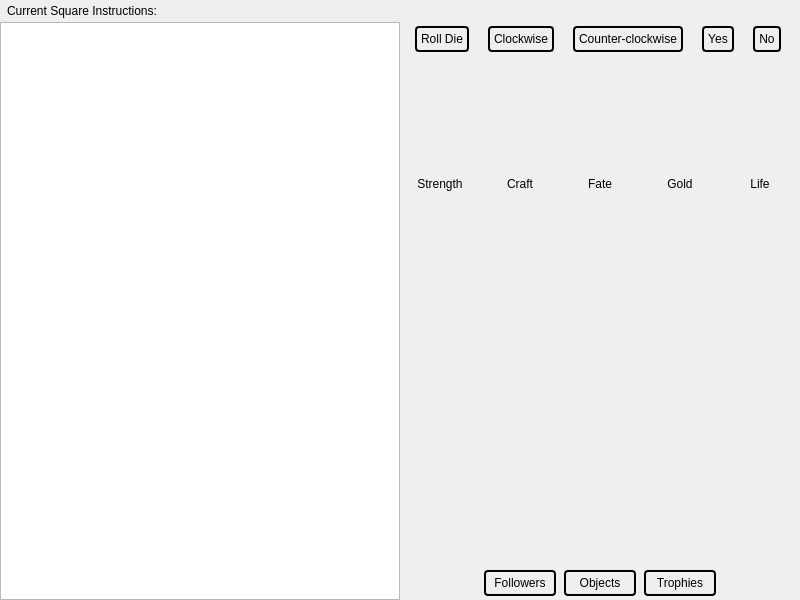
Old version of the form TheBigWindow.ui in the repository syzonin/TalismanQt.
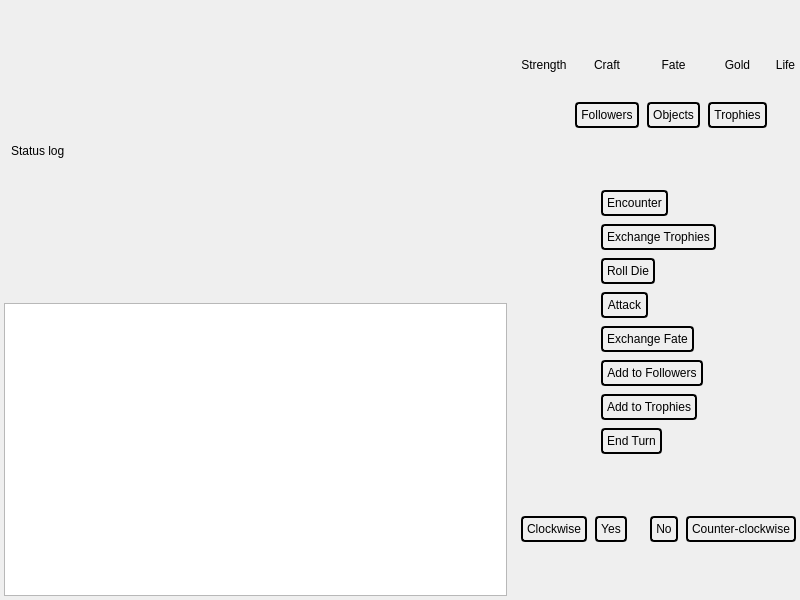
New version of the form. Icons and pictures are not drawn.

Commit message: Changes to character class: now takes pointers for addTrophy/addFollower... also brought in a few things from battle system...

The edit to the form file:
```diff
--- a/TheBigWindow.ui
+++ b/TheBigWindow.ui
@@ -73,7 +73,7 @@
    <item row="0" column="0">
     <layout class="QHBoxLayout" name="mainLayout">
      <property name="spacing">
-      <number>0</number>
+      <number>6</number>
      </property>
      <property name="sizeConstraint">
       <enum>QLayout::SetMinimumSize</enum>
@@ -83,6 +83,9 @@
        <property name="sizeConstraint">
         <enum>QLayout::SetMinimumSize</enum>
        </property>
+       <property name="margin">
+        <number>4</number>
+       </property>
        <item>
         <layout class="QHBoxLayout" name="bigSquare">
          <property name="spacing">
@@ -95,13 +98,26 @@
        </item>
        <item>
         <widget class="QLabel" name="iLabel">
+         <property name="sizePolicy">
+          <sizepolicy hsizetype="Minimum" vsizetype="Minimum">
+           <horstretch>0</horstretch>
+           <verstretch>0</verstretch>
+          </sizepolicy>
+         </property>
          <property name="text">
-          <string>Current Square Instructions:</string>
+          <string>Status log</string>
          </property>
         </widget>
        </item>
        <item>
-        <widget class="QTextBrowser" name="instructionBox"/>
+        <widget class="QTextEdit" name="txtLog">
+         <property name="sizePolicy">
+          <sizepolicy hsizetype="Minimum" vsizetype="Minimum">
+           <horstretch>0</horstretch>
+           <verstretch>0</verstretch>
+          </sizepolicy>
+         </property>
+        </widget>
        </item>
       </layout>
      </item>
@@ -116,112 +132,6 @@
        <property name="rightMargin">
         <number>0</number>
        </property>
-       <item>
-        <widget class="QLabel" name="lblStatus">
-         <property name="sizePolicy">
-          <sizepolicy hsizetype="MinimumExpanding" vsizetype="Fixed">
-           <horstretch>1</horstretch>
-           <verstretch>0</verstretch>
-          </sizepolicy>
-         </property>
-         <property name="baseSize">
-          <size>
-           <width>0</width>
-           <height>40</height>
-          </size>
-         </property>
-         <property name="text">
-          <string/>
-         </property>
-         <property name="alignment">
-          <set>Qt::AlignCenter</set>
-         </property>
-         <property name="wordWrap">
-          <bool>true</bool>
-         </property>
-        </widget>
-       </item>
-       <item>
-        <layout class="QHBoxLayout" name="movementLayout">
-         <property name="spacing">
-          <number>0</number>
-         </property>
-         <property name="sizeConstraint">
-          <enum>QLayout::SetMinimumSize</enum>
-         </property>
-         <item>
-          <widget class="QPushButton" name="btnRollDie">
-           <property name="sizePolicy">
-            <sizepolicy hsizetype="Fixed" vsizetype="Fixed">
-             <horstretch>0</horstretch>
-             <verstretch>0</verstretch>
-            </sizepolicy>
-           </property>
-           <property name="text">
-            <string>Roll Die</string>
-           </property>
-          </widget>
-         </item>
-         <item>
-          <widget class="QPushButton" name="btnRight">
-           <property name="sizePolicy">
-            <sizepolicy hsizetype="Fixed" vsizetype="Fixed">
-             <horstretch>0</horstretch>
-             <verstretch>0</verstretch>
-            </sizepolicy>
-           </property>
-           <property name="baseSize">
-            <size>
-             <width>0</width>
-             <height>0</height>
-            </size>
-           </property>
-           <property name="text">
-            <string>Clockwise</string>
-           </property>
-          </widget>
-         </item>
-         <item>
-          <widget class="QPushButton" name="btnLeft">
-           <property name="sizePolicy">
-            <sizepolicy hsizetype="Fixed" vsizetype="Fixed">
-             <horstretch>0</horstretch>
-             <verstretch>0</verstretch>
-            </sizepolicy>
-           </property>
-           <property name="text">
-            <string>Counter-clockwise</string>
-           </property>
-          </widget>
-         </item>
-         <item>
-          <widget class="QPushButton" name="btnYes">
-           <property name="sizePolicy">
-            <sizepolicy hsizetype="Fixed" vsizetype="Fixed">
-             <horstretch>0</horstretch>
-             <verstretch>0</verstretch>
-            </sizepolicy>
-           </property>
-           <property name="text">
-            <string>Yes</string>
-           </property>
-          </widget>
-         </item>
-         <item>
-          <widget class="QPushButton" name="btnNo">
-           <property name="sizePolicy">
-            <sizepolicy hsizetype="Fixed" vsizetype="Fixed">
-             <horstretch>0</horstretch>
-             <verstretch>0</verstretch>
-            </sizepolicy>
-           </property>
-           <property name="text">
-            <string>No</string>
-           </property>
-          </widget>
-         </item>
-        </layout>
-       </item>
        <item>
         <layout class="QGridLayout" name="charDetails">
          <property name="sizeConstraint">
@@ -232,6 +142,12 @@
          </property>
          <item row="0" column="0">
           <widget class="QLabel" name="lblStr">
+           <property name="sizePolicy">
+            <sizepolicy hsizetype="Minimum" vsizetype="Fixed">
+             <horstretch>0</horstretch>
+             <verstretch>0</verstretch>
+            </sizepolicy>
+           </property>
            <property name="layoutDirection">
             <enum>Qt::LeftToRight</enum>
            </property>
@@ -245,6 +161,12 @@
          </item>
          <item row="0" column="4">
           <widget class="QLabel" name="lblLife">
+           <property name="sizePolicy">
+            <sizepolicy hsizetype="Minimum" vsizetype="Fixed">
+             <horstretch>0</horstretch>
+             <verstretch>0</verstretch>
+            </sizepolicy>
+           </property>
            <property name="layoutDirection">
             <enum>Qt::LeftToRight</enum>
            </property>
@@ -258,6 +180,12 @@
          </item>
          <item row="0" column="3">
           <widget class="QLabel" name="lblGold">
+           <property name="sizePolicy">
+            <sizepolicy hsizetype="Minimum" vsizetype="Fixed">
+             <horstretch>0</horstretch>
+             <verstretch>0</verstretch>
+            </sizepolicy>
+           </property>
            <property name="layoutDirection">
             <enum>Qt::LeftToRight</enum>
            </property>
@@ -271,6 +199,12 @@
          </item>
          <item row="0" column="2">
           <widget class="QLabel" name="lblFate">
+           <property name="sizePolicy">
+            <sizepolicy hsizetype="Minimum" vsizetype="Fixed">
+             <horstretch>0</horstretch>
+             <verstretch>0</verstretch>
+            </sizepolicy>
+           </property>
            <property name="layoutDirection">
             <enum>Qt::LeftToRight</enum>
            </property>
@@ -284,6 +218,12 @@
          </item>
          <item row="0" column="1">
           <widget class="QLabel" name="lblCft">
+           <property name="sizePolicy">
+            <sizepolicy hsizetype="Minimum" vsizetype="Fixed">
+             <horstretch>0</horstretch>
+             <verstretch>0</verstretch>
+            </sizepolicy>
+           </property>
            <property name="layoutDirection">
             <enum>Qt::LeftToRight</enum>
            </property>
@@ -310,6 +250,12 @@
          </item>
          <item row="1" column="1">
           <widget class="QLabel" name="lblCftPts">
+           <property name="sizePolicy">
+            <sizepolicy hsizetype="Minimum" vsizetype="Fixed">
+             <horstretch>0</horstretch>
+             <verstretch>0</verstretch>
+            </sizepolicy>
+           </property>
            <property name="layoutDirection">
             <enum>Qt::LeftToRight</enum>
            </property>
@@ -323,6 +269,12 @@
          </item>
          <item row="1" column="2">
           <widget class="QLabel" name="lblFatePts">
+           <property name="sizePolicy">
+            <sizepolicy hsizetype="Minimum" vsizetype="Fixed">
+             <horstretch>0</horstretch>
+             <verstretch>0</verstretch>
+            </sizepolicy>
+           </property>
            <property name="layoutDirection">
             <enum>Qt::LeftToRight</enum>
            </property>
@@ -336,6 +288,12 @@
          </item>
          <item row="1" column="3">
           <widget class="QLabel" name="lblGoldPts">
+           <property name="sizePolicy">
+            <sizepolicy hsizetype="Minimum" vsizetype="Fixed">
+             <horstretch>0</horstretch>
+             <verstretch>0</verstretch>
+            </sizepolicy>
+           </property>
            <property name="layoutDirection">
             <enum>Qt::LeftToRight</enum>
            </property>
@@ -349,6 +307,12 @@
          </item>
          <item row="1" column="4">
           <widget class="QLabel" name="lblLifePts">
+           <property name="sizePolicy">
+            <sizepolicy hsizetype="Minimum" vsizetype="Fixed">
+             <horstretch>0</horstretch>
+             <verstretch>0</verstretch>
+            </sizepolicy>
+           </property>
            <property name="layoutDirection">
             <enum>Qt::LeftToRight</enum>
            </property>
@@ -361,21 +325,39 @@
           </widget>
          </item>
          <item row="2" column="1">
-          <widget class="QPushButton" name="btnFollowers">
+          <widget class="QPushButton" name="btnListFollowers">
+           <property name="sizePolicy">
+            <sizepolicy hsizetype="Minimum" vsizetype="Fixed">
+             <horstretch>0</horstretch>
+             <verstretch>0</verstretch>
+            </sizepolicy>
+           </property>
            <property name="text">
             <string>Followers</string>
            </property>
           </widget>
          </item>
          <item row="2" column="2">
-          <widget class="QPushButton" name="btnObjects">
+          <widget class="QPushButton" name="btnListObjects">
+           <property name="sizePolicy">
+            <sizepolicy hsizetype="Minimum" vsizetype="Fixed">
+             <horstretch>0</horstretch>
+             <verstretch>0</verstretch>
+            </sizepolicy>
+           </property>
            <property name="text">
             <string>Objects</string>
            </property>
           </widget>
          </item>
          <item row="2" column="3">
-          <widget class="QPushButton" name="btnTrophies">
+          <widget class="QPushButton" name="btnListTrophies">
+           <property name="sizePolicy">
+            <sizepolicy hsizetype="Minimum" vsizetype="Fixed">
+             <horstretch>0</horstretch>
+             <verstretch>0</verstretch>
+            </sizepolicy>
+           </property>
            <property name="text">
             <string>Trophies</string>
            </property>
@@ -383,6 +365,227 @@
          </item>
         </layout>
        </item>
+       <item>
+        <layout class="QHBoxLayout" name="charPanel">
+         <property name="spacing">
+          <number>0</number>
+         </property>
+         <property name="sizeConstraint">
+          <enum>QLayout::SetMinimumSize</enum>
+         </property>
+         <item>
+          <layout class="QVBoxLayout" name="mainMenu">
+           <property name="sizeConstraint">
+            <enum>QLayout::SetMinimumSize</enum>
+           </property>
+           <item>
+            <widget class="QPushButton" name="btnEncounter">
+             <property name="sizePolicy">
+              <sizepolicy hsizetype="Fixed" vsizetype="Fixed">
+               <horstretch>0</horstretch>
+               <verstretch>0</verstretch>
+              </sizepolicy>
+             </property>
+             <property name="text">
+              <string>Encounter</string>
+             </property>
+            </widget>
+           </item>
+           <item>
+            <widget class="QPushButton" name="btnExchangeTrophies">
+             <property name="sizePolicy">
+              <sizepolicy hsizetype="Fixed" vsizetype="Fixed">
+               <horstretch>0</horstretch>
+               <verstretch>0</verstretch>
+              </sizepolicy>
+             </property>
+             <property name="text">
+              <string>Exchange Trophies</string>
+             </property>
+            </widget>
+           </item>
+           <item>
+            <widget class="QPushButton" name="btnRollDie">
+             <property name="sizePolicy">
+              <sizepolicy hsizetype="Fixed" vsizetype="Fixed">
+               <horstretch>0</horstretch>
+               <verstretch>0</verstretch>
+              </sizepolicy>
+             </property>
+             <property name="text">
+              <string>Roll Die</string>
+             </property>
+            </widget>
+           </item>
+           <item>
+            <widget class="QPushButton" name="btnAttack">
+             <property name="sizePolicy">
+              <sizepolicy hsizetype="Fixed" vsizetype="Fixed">
+               <horstretch>0</horstretch>
+               <verstretch>0</verstretch>
+              </sizepolicy>
+             </property>
+             <property name="text">
+              <string>Attack</string>
+             </property>
+            </widget>
+           </item>
+           <item>
+            <widget class="QPushButton" name="btnExchangeFate">
+             <property name="sizePolicy">
+              <sizepolicy hsizetype="Fixed" vsizetype="Fixed">
+               <horstretch>0</horstretch>
+               <verstretch>0</verstretch>
+              </sizepolicy>
+             </property>
+             <property name="text">
+              <string>Exchange Fate</string>
+             </property>
+            </widget>
+           </item>
+           <item>
+            <widget class="QPushButton" name="btnAddToFollowers">
+             <property name="sizePolicy">
+              <sizepolicy hsizetype="Fixed" vsizetype="Fixed">
+               <horstretch>0</horstretch>
+               <verstretch>0</verstretch>
+              </sizepolicy>
+             </property>
+             <property name="text">
+              <string>Add to Followers</string>
+             </property>
+            </widget>
+           </item>
+           <item>
+            <widget class="QPushButton" name="btnAddToTrophies">
+             <property name="sizePolicy">
+              <sizepolicy hsizetype="Fixed" vsizetype="Fixed">
+               <horstretch>0</horstretch>
+               <verstretch>0</verstretch>
+              </sizepolicy>
+             </property>
+             <property name="text">
+              <string>Add to Trophies</string>
+             </property>
+            </widget>
+           </item>
+           <item>
+            <widget class="QPushButton" name="btnEndTurn">
+             <property name="sizePolicy">
+              <sizepolicy hsizetype="Fixed" vsizetype="Fixed">
+               <horstretch>0</horstretch>
+               <verstretch>0</verstretch>
+              </sizepolicy>
+             </property>
+             <property name="text">
+              <string>End Turn</string>
+             </property>
+            </widget>
+           </item>
+          </layout>
+         </item>
+         <item>
+          <layout class="QHBoxLayout" name="arena">
+           <property name="sizeConstraint">
+            <enum>QLayout::SetMinimumSize</enum>
+           </property>
+          </layout>
+         </item>
+        </layout>
+       </item>
+       <item>
+        <layout class="QHBoxLayout" name="movementLayout">
+         <property name="spacing">
+          <number>0</number>
+         </property>
+         <property name="sizeConstraint">
+          <enum>QLayout::SetMinimumSize</enum>
+         </property>
+         <item>
+          <widget class="QPushButton" name="btnRight">
+           <property name="sizePolicy">
+            <sizepolicy hsizetype="Fixed" vsizetype="Fixed">
+             <horstretch>0</horstretch>
+             <verstretch>0</verstretch>
+            </sizepolicy>
+           </property>
+           <property name="baseSize">
+            <size>
+             <width>0</width>
+             <height>0</height>
+            </size>
+           </property>
+           <property name="text">
+            <string>Clockwise</string>
+           </property>
+          </widget>
+         </item>
+         <item>
+          <widget class="QPushButton" name="btnYes">
+           <property name="sizePolicy">
+            <sizepolicy hsizetype="Fixed" vsizetype="Fixed">
+             <horstretch>0</horstretch>
+             <verstretch>0</verstretch>
+            </sizepolicy>
+           </property>
+           <property name="text">
+            <string>Yes</string>
+           </property>
+          </widget>
+         </item>
+         <item>
+          <widget class="QLabel" name="lblStatus">
+           <property name="sizePolicy">
+            <sizepolicy hsizetype="Fixed" vsizetype="Fixed">
+             <horstretch>1</horstretch>
+             <verstretch>0</verstretch>
+            </sizepolicy>
+           </property>
+           <property name="baseSize">
+            <size>
+             <width>0</width>
+             <height>40</height>
+            </size>
+           </property>
+           <property name="text">
+            <string/>
+           </property>
+           <property name="alignment">
+            <set>Qt::AlignCenter</set>
+           </property>
+           <property name="wordWrap">
+            <bool>true</bool>
+           </property>
+          </widget>
+         </item>
+         <item>
+          <widget class="QPushButton" name="btnNo">
+           <property name="sizePolicy">
+            <sizepolicy hsizetype="Fixed" vsizetype="Fixed">
+             <horstretch>0</horstretch>
+             <verstretch>0</verstretch>
+            </sizepolicy>
+           </property>
+           <property name="text">
+            <string>No</string>
+           </property>
+          </widget>
+         </item>
+         <item>
+          <widget class="QPushButton" name="btnLeft">
+           <property name="sizePolicy">
+            <sizepolicy hsizetype="Fixed" vsizetype="Fixed">
+             <horstretch>0</horstretch>
+             <verstretch>0</verstretch>
+            </sizepolicy>
+           </property>
+           <property name="text">
+            <string>Counter-clockwise</string>
+           </property>
+          </widget>
+         </item>
+        </layout>
+       </item>
        <item>
         <layout class="QHBoxLayout" name="deckLayout">
          <property name="spacing">
```
Left out of the diff: 10 changed lines with no effect on the pictures. The commit also changes 46 other files.
